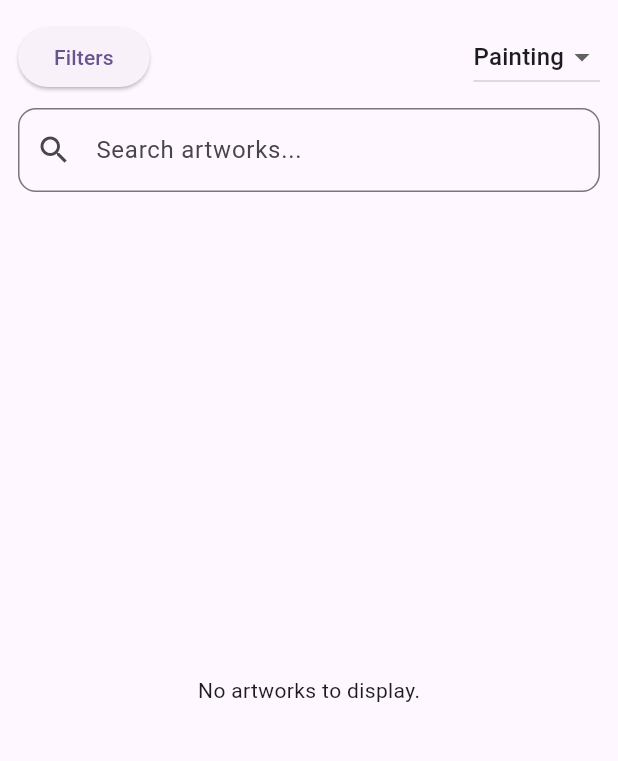
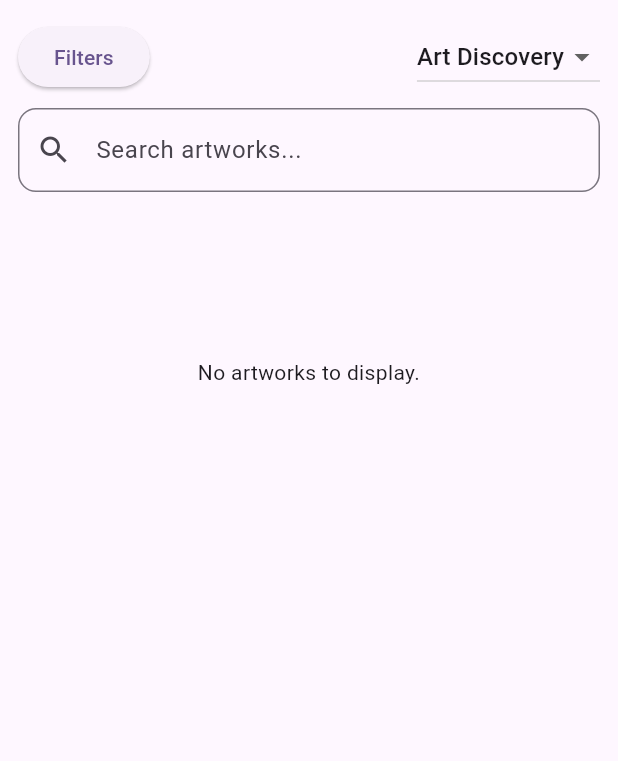
Before and after one commit to shamanth07/ArtHub_flutter, a Flutter app: the VisitorHomePage screen opened directly, on a phone screen of 412 x 824 dp, the part 63-824 px from its top. Run offline on Flutter 3.47's test engine with Material 3 defaults, Android fonts, the phone set to English and light mode, and no system bars; our stand-ins replace firebase_auth, firebase_core, firebase_database, firebase_storage, flutter_map, geocoding and 2 more; missing offline and left inert: newarthub; accounts and stored records are empty.

Commit message:
Update Vhome.dart 113 commits

```diff
--- a/lib/Visitor/Vhome.dart
+++ b/lib/Visitor/Vhome.dart
@@ -8,6 +8,7 @@ import 'package:newarthub/Visitor/SignUp.dart';
 import 'package:newarthub/Visitor/VSettings.dart';
 import 'package:newarthub/Visitor/BookEvent.dart';
 import 'package:newarthub/Artist/ArtistDetailPage.dart';
+import 'package:newarthub/Visitor/Favourites.dart';
 class VisitorHomePage extends StatefulWidget {
   const VisitorHomePage({super.key});
 
@@ -16,13 +17,50 @@ class VisitorHomePage extends StatefulWidget {
 }
 
 class _VisitorHomePageState extends State<VisitorHomePage> {
-  String selectedCategory = 'Painting';
+  String selectedCategory = 'Art Discovery';
   final dbRef = FirebaseDatabase.instance.ref();
   String? userEmail;
   List<Map<String, dynamic>> artworks = [];
   List<Map<String, dynamic>> events = [];
+  List<Map<String, dynamic>> allArtworks = [];
+  List<Map<String, dynamic>> filteredItems = [];
   bool isLoading = true;
+  @override
 
+  Future<void> fetchArtworks() async {
+    DatabaseReference artworksRef = FirebaseDatabase.instance.ref().child('artists');
+
+    final snapshot = await artworksRef.get();
+    List<Map<String, dynamic>> tempArtworks = [];
+
+    if (snapshot.exists) {
+      final data = Map<String, dynamic>.from(snapshot.value as Map);
+
+      data.forEach((artistId, artistData) {
+        final artistMap = Map<String, dynamic>.from(artistData);
+        final artworks = artistMap['artworks'] as Map?;
+
+        if (artworks != null) {
+          artworks.forEach((artworkId, artworkData) {
+            final artworkMap = Map<String, dynamic>.from(artworkData);
+            artworkMap['id'] = artworkId;
+            artworkMap['artistId'] = artistId;                // ✅ attach artistId
+            artworkMap['category'] = artworkMap['category'];  // ✅ ensure category is attached
+
+            tempArtworks.add(artworkMap);
+          });
+        }
+      });
+
+      setState(() {
+        allArtworks = tempArtworks;
+        filteredItems = allArtworks;
+      });
+    }
+  }
+  Future<void> _refreshData() async {
+    await fetchArtworks();
+  }
 
   Future<int> getLikeCount(String artworkId) async {
     final snapshot = await dbRef.child('artworkInteractions/$artworkId/likes').get();
@@ -43,12 +81,13 @@ class _VisitorHomePageState extends State<VisitorHomePage> {
       userEmail = user?.email;
     });
     fetchData();
+    fetchArtworks();
   }
 
   Future<void> fetchData() async {
     setState(() => isLoading = true);
 
-    if (selectedCategory == 'Painting') {
+    if (selectedCategory == 'Art Discovery') {
       final snapshot = await dbRef.child('artists').get();
       List<Map<String, dynamic>> tempArtworks = [];
 
@@ -65,6 +104,10 @@ class _VisitorHomePageState extends State<VisitorHomePage> {
                   'id': artworkId,
                   'title': artworkData['title'] ?? '',
                   'imageUrl': artworkData['imageUrl'] ?? '',
+                  'artistId': artistId,
+                  // <--- ADD THIS
+                  'category': artworkData['category'] ?? 'paintings',
+                  // See next fix
                 });
               }
               });
@@ -117,7 +160,7 @@ class _VisitorHomePageState extends State<VisitorHomePage> {
 
   List<Map<String, dynamic>> getFilteredItems() {
     final query = searchController.text.toLowerCase();
-    return selectedCategory == 'Painting'
+    return selectedCategory == 'Art Discovery'
         ? artworks
         .where((art) => art['title'].toLowerCase().contains(query))
         .toList()
@@ -156,25 +199,7 @@ class _VisitorHomePageState extends State<VisitorHomePage> {
     return 0;
   }
 
-  // Future<List<Map<String, dynamic>>> fetchComments(String artworkId) async {
-  //   final snapshot =
-  //   await dbRef.child('artworkInteractions/$artworkId/comments').get();
-  //   List<Map<String, dynamic>> comments = [];
-  //   if (snapshot.exists && snapshot.value is Map) {
-  //     final data = snapshot.value as Map;
-  //     data.forEach((key, value) {
-  //       if (value is Map) {
-  //         comments.add({
-  //           'comment': value['comment'] ?? '',
-  //           'userId': value['userId'] ?? '',
-  //           'timestamp': value['timestamp'] ?? 0,
-  //         });
-  //       }
-  //     });
-  //     comments.sort((a, b) => b['timestamp'].compareTo(a['timestamp']));
-  //   }
-  //   return comments;
-  // }
+
   Future<List<Map<String, dynamic>>> fetchComments(String artworkId) async {
     final snapshot =
     await dbRef.child('artworkInteractions/$artworkId/comments').get();
@@ -301,7 +326,7 @@ class _VisitorHomePageState extends State<VisitorHomePage> {
         controller: searchController,
         decoration: InputDecoration(
           hintText:
-          'Search ${selectedCategory == 'Painting' ? 'artworks' : 'events'}...',
+          'Search ${selectedCategory == 'Art Discovery' ? 'artworks' : 'events'}...',
           prefixIcon: const Icon(Icons.search),
           border: OutlineInputBorder(borderRadius: BorderRadius.circular(12)),
         ),
@@ -319,7 +344,7 @@ class _VisitorHomePageState extends State<VisitorHomePage> {
           ElevatedButton(onPressed: () {}, child: const Text("Filters")),
           DropdownButton<String>(
             value: selectedCategory,
-            items: ['Painting', 'Events']
+            items: ['Art Discovery', 'Events']
                 .map((c) => DropdownMenuItem(value: c, child: Text(c)))
                 .toList(),
             onChanged: (value) {
@@ -338,6 +363,7 @@ class _VisitorHomePageState extends State<VisitorHomePage> {
 
   AppBar buildAppBar() {
     return AppBar(title: const Text("ARTHUB"));
+
   }
 
   Drawer buildDrawer(String? email) {
@@ -386,6 +412,13 @@ class _VisitorHomePageState extends State<VisitorHomePage> {
           ),
           const Divider(),
           ListTile(
+            leading: const Icon(Icons.history),
+            title: const Text('Favourites'),
+            onTap: () => Navigator.push(context,
+                MaterialPageRoute(builder: (_) => const FavouritesPage())),
+          ),
+          const Divider(),
+          ListTile(
             leading: const Icon(Icons.settings),
             title: const Text('Settings'),
             onTap: () => Navigator.push(context,
@@ -427,7 +460,6 @@ class _VisitorHomePageState extends State<VisitorHomePage> {
       ),
     );
   }
-
   @override
   Widget build(BuildContext context) {
     final filteredItems = getFilteredItems();
@@ -445,11 +477,23 @@ class _VisitorHomePageState extends State<VisitorHomePage> {
       Expanded(
         child: isLoading
             ? const Center(child: CircularProgressIndicator())
-                : filteredItems.isEmpty
-                ? Center(
-              child: Text(selectedCategory == 'Painting'
+            : RefreshIndicator(
+          onRefresh: fetchArtworks, // your async data-fetching function
+          child: filteredItems.isEmpty
+              ? ListView( // Required because RefreshIndicator needs a scrollable widget
+            children: [
+              Center(
+                child: Padding(
+                  padding: const EdgeInsets.only(top: 100),
+                  child: Text(
+                    selectedCategory == 'Art Discovery'
                         ? 'No artworks to display.'
-                  : 'No events to display.'),
+                        : 'No events to display.',
+                    textAlign: TextAlign.center,
+                  ),
+                ),
+              ),
+            ],
           )
                 : ListView.builder(
               padding: const EdgeInsets.symmetric(horizontal: 12),
@@ -458,17 +502,29 @@ class _VisitorHomePageState extends State<VisitorHomePage> {
                 final item = filteredItems[index];
                 final id = item['id'];
 
+
+
                 return GestureDetector(
-                    onTap: selectedCategory == 'Painting'
-                    ? () {
+                    onTap: () {
+                      final artistId = item['artistId'];
+                      final category = item['category'];
+
+                      print("Tapped item. Category: $category, artistId: $artistId");
+
+                      if (artistId != null && artistId is String) {
                         Navigator.push(
                           context,
                           MaterialPageRoute(
-                      builder: (_) => ArtistDetailsPage(artistId: item['artistId'] as String),
+                            builder: (_) => ArtistDetailsPage(artistId: artistId),
                           ),
                         );
+                      } else {
+                        print("Navigation condition failed.");
                       }
-                    : null,
+                    },
+
+
+
                     child: Card(
                 margin: const EdgeInsets.only(bottom: 16),
                 shape: RoundedRectangleBorder(
@@ -509,12 +565,12 @@ class _VisitorHomePageState extends State<VisitorHomePage> {
                             ),
                           )
                               : null,
-                          child: item[selectedCategory == 'Painting'
+                          child: item[selectedCategory == 'Art Discovery'
                               ? 'imageUrl'
                               : 'bannerImageUrl'] !=
                               ''
                               ? Image.network(
-                            item[selectedCategory == 'Painting'
+                            item[selectedCategory == 'Art Discovery'
                                 ? 'imageUrl'
                                 : 'bannerImageUrl'],
                             fit: BoxFit.cover,
@@ -544,7 +600,7 @@ class _VisitorHomePageState extends State<VisitorHomePage> {
                               Text("Time: ${item['time']}"),
                               Text("Description: ${item['description']}"),
                             ],
-                            if (selectedCategory == 'Painting') ...[
+                            if (selectedCategory == 'Art Discovery') ...[
                               const SizedBox(height: 10),
                               FutureBuilder<int>(
                                 future: getLikeCount(id),
@@ -598,6 +654,7 @@ class _VisitorHomePageState extends State<VisitorHomePage> {
               },
             ),
           ),
+      )
         ],
       ),
     );
```
Lines whose indentation alone changed are shown as unchanged.
